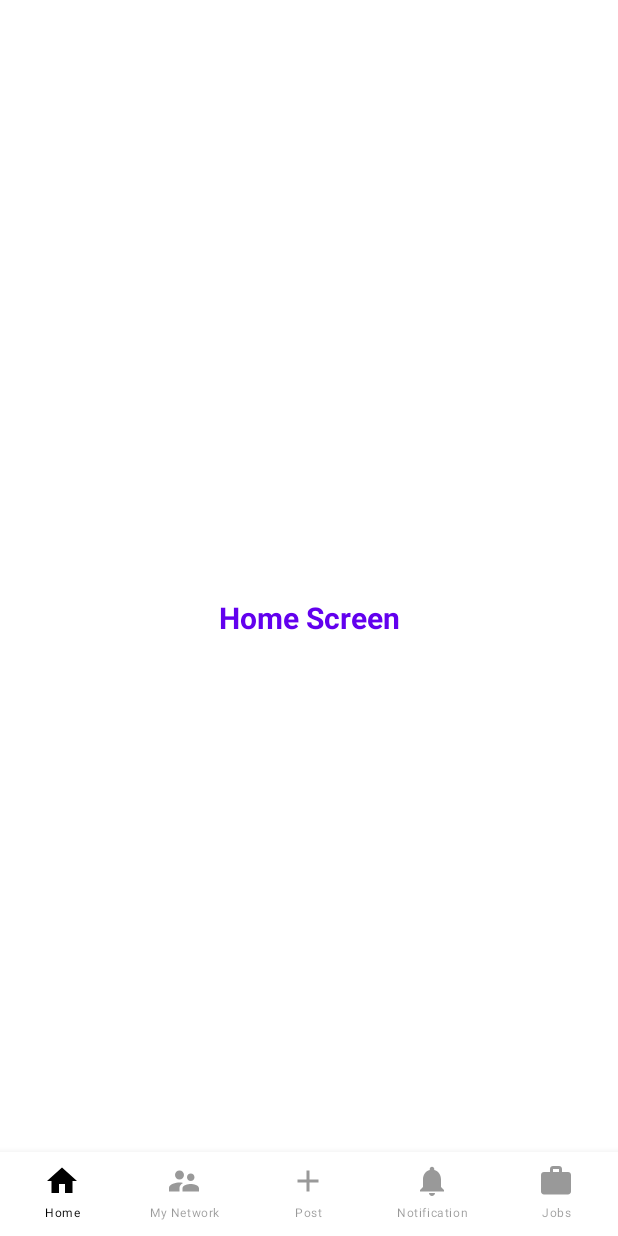
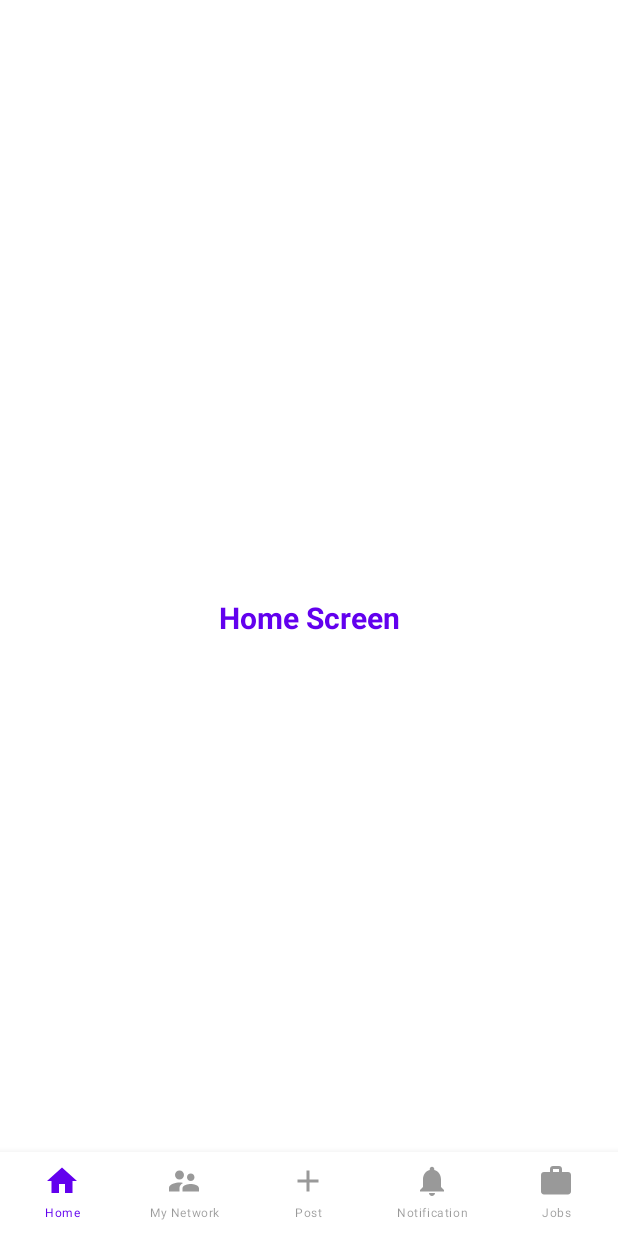
Before and after one commit to RodrigoSouzaCamelo/jetpack-compose-navigation, an Android app built with Jetpack Compose: the screen it shows after launch (MainActivity), on a phone screen of 412 x 824 dp. Run offline under Robolectric (Android 15) with nearby library versions, the phone set to English and light mode, and no system bars.

Commit message:
Change color selected item

```diff
--- a/app/src/main/java/br/com/rodrigo/jetpackcomposenavigation/ui/components/BottomNavigation.kt
+++ b/app/src/main/java/br/com/rodrigo/jetpackcomposenavigation/ui/components/BottomNavigation.kt
@@ -30,8 +30,15 @@ fun BottomNavigation(navController: NavController) {
         items.forEach { item ->
             BottomNavigationItem(
                 icon = { Icon(painterResource(id = item.icon), contentDescription = item.title) },
-                label = { Text(text = item.title, fontSize = 8.sp) },
-                selectedContentColor = Color.Black,
+                label = {
+                    Text(
+                        text = item.title,
+                        fontSize = 8.sp,
+                        color = if(currentRoute == item.screenRoute)
+                            MaterialTheme.colors.primary else Color.Unspecified
+                    )
+                },
+                selectedContentColor = MaterialTheme.colors.primary,
                 unselectedContentColor = Color.Black.copy(0.4f),
                 alwaysShowLabel = true,
                 selected = currentRoute == item.screenRoute,
```
